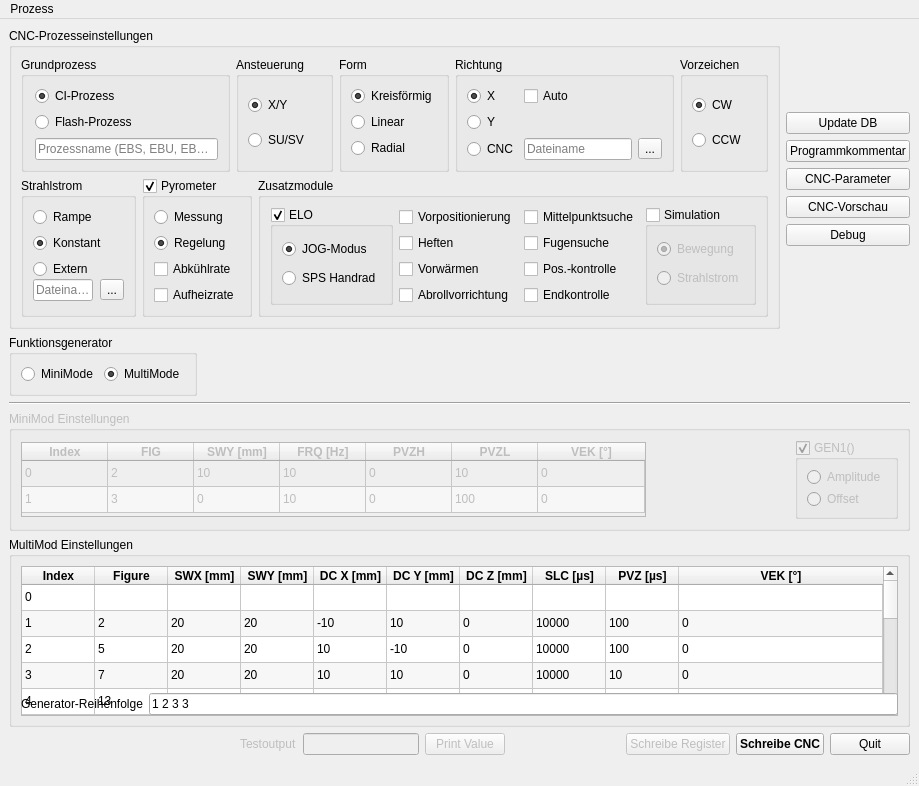
The window that src/gui_mumo_gen.ui (lhalb/cncBuilder) describes before a commit, drawn with Qt 5.
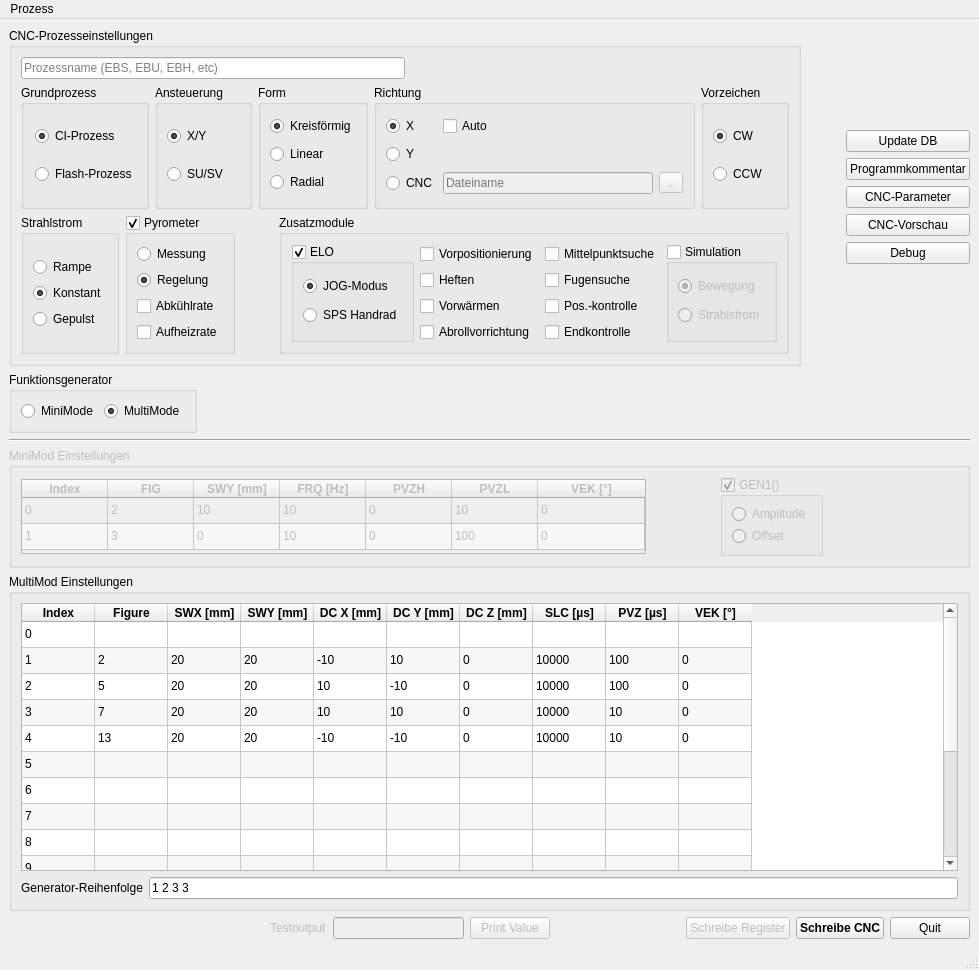
The same window after the commit.

Patch:
```diff
--- a/src/gui_mumo_gen.ui
+++ b/src/gui_mumo_gen.ui
@@ -6,10 +6,16 @@
    <rect>
     <x>0</x>
     <y>0</y>
-    <width>845</width>
-    <height>786</height>
+    <width>979</width>
+    <height>970</height>
    </rect>
   </property>
+  <property name="sizePolicy">
+   <sizepolicy hsizetype="Preferred" vsizetype="Preferred">
+    <horstretch>0</horstretch>
+    <verstretch>0</verstretch>
+   </sizepolicy>
+  </property>
   <property name="minimumSize">
    <size>
     <width>0</width>
@@ -19,6 +25,12 @@
   <property name="windowTitle">
    <string>CNC-Prozesserstellung</string>
   </property>
+  <property name="animated">
+   <bool>false</bool>
+  </property>
+  <property name="documentMode">
+   <bool>false</bool>
+  </property>
   <widget class="QWidget" name="centralwidget">
    <layout class="QVBoxLayout" name="verticalLayout_7">
     <item>
@@ -32,6 +44,36 @@
          <string>CNC-Prozesseinstellungen</string>
         </property>
         <layout class="QVBoxLayout" name="verticalLayout_3">
+         <item>
+          <layout class="QHBoxLayout" name="horizontalLayout_10">
+           <property name="leftMargin">
+            <number>0</number>
+           </property>
+           <property name="topMargin">
+            <number>0</number>
+           </property>
+           <item>
+            <widget class="QLineEdit" name="txt_proz_name">
+             <property name="placeholderText">
+              <string>Prozessname (EBS, EBU, EBH, etc)</string>
+             </property>
+            </widget>
+           </item>
+           <item>
+            <spacer name="horizontalSpacer_8">
+             <property name="orientation">
+              <enum>Qt::Horizontal</enum>
+             </property>
+             <property name="sizeHint" stdset="0">
+              <size>
+               <width>40</width>
+               <height>20</height>
+              </size>
+             </property>
+            </spacer>
+           </item>
+          </layout>
+         </item>
          <item>
           <layout class="QHBoxLayout" name="horizontalLayout_7">
            <property name="bottomMargin">
@@ -69,13 +111,6 @@
                 </property>
                </widget>
               </item>
-              <item>
-               <widget class="QLineEdit" name="txt_proz_name">
-                <property name="placeholderText">
-                 <string>Prozessname (EBS, EBU, EBH, etc)</string>
-                </property>
-               </widget>
-              </item>
              </layout>
             </widget>
            </item>
@@ -152,8 +187,48 @@
                 <property name="bottomMargin">
                  <number>0</number>
                 </property>
+                <item row="1" column="1">
+                 <widget class="QCheckBox" name="cb_auto">
+                  <property name="toolTip">
+                   <string>&lt;html&gt;&lt;head/&gt;&lt;body&gt;&lt;p&gt;Fahre ohne Einrichtung in eine bestimmte Richtung.&lt;/p&gt;&lt;p&gt;ELO wird nur zum Anfahren der Anfangsposition genutzt.&lt;/p&gt;&lt;/body&gt;&lt;/html&gt;</string>
+                  </property>
+                  <property name="text">
+                   <string>Auto</string>
+                  </property>
+                 </widget>
+                </item>
+                <item row="1" column="0">
+                 <widget class="QRadioButton" name="rb_dir_x">
+                  <property name="text">
+                   <string>X</string>
+                  </property>
+                  <property name="checked">
+                   <bool>true</bool>
+                  </property>
+                 </widget>
+                </item>
+                <item row="2" column="0">
+                 <widget class="QRadioButton" name="rb_dir_y">
+                  <property name="text">
+                   <string>Y</string>
+                  </property>
+                 </widget>
+                </item>
+                <item row="3" column="2">
+                 <widget class="QToolButton" name="tb_ext_cnc">
+                  <property name="enabled">
+                   <bool>false</bool>
+                  </property>
+                  <property name="text">
+                   <string>...</string>
+                  </property>
+                 </widget>
+                </item>
                 <item row="3" column="1">
                  <widget class="QLineEdit" name="txt_ext_cnc">
+                  <property name="enabled">
+                   <bool>false</bool>
+                  </property>
                   <property name="sizePolicy">
                    <sizepolicy hsizetype="MinimumExpanding" vsizetype="Fixed">
                     <horstretch>0</horstretch>
@@ -171,33 +246,6 @@
                   </property>
                  </widget>
                 </item>
-                <item row="2" column="0">
-                 <widget class="QRadioButton" name="rb_dir_y">
-                  <property name="text">
-                   <string>Y</string>
-                  </property>
-                 </widget>
-                </item>
-                <item row="1" column="0">
-                 <widget class="QRadioButton" name="rb_dir_x">
-                  <property name="text">
-                   <string>X</string>
-                  </property>
-                  <property name="checked">
-                   <bool>true</bool>
-                  </property>
-                 </widget>
-                </item>
-                <item row="1" column="1">
-                 <widget class="QCheckBox" name="cb_auto">
-                  <property name="toolTip">
-                   <string>&lt;html&gt;&lt;head/&gt;&lt;body&gt;&lt;p&gt;Fahre ohne Einrichtung in eine bestimmte Richtung.&lt;/p&gt;&lt;p&gt;ELO wird nur zum Anfahren der Anfangsposition genutzt.&lt;/p&gt;&lt;/body&gt;&lt;/html&gt;</string>
-                  </property>
-                  <property name="text">
-                   <string>Auto</string>
-                  </property>
-                 </widget>
-                </item>
                 <item row="3" column="0">
                  <widget class="QRadioButton" name="rb_cnc_ext">
                   <property name="text">
@@ -205,13 +253,6 @@
                   </property>
                  </widget>
                 </item>
-                <item row="3" column="2">
-                 <widget class="QToolButton" name="tb_ext_cnc">
-                  <property name="text">
-                   <string>...</string>
-                  </property>
-                 </widget>
-                </item>
                </layout>
               </item>
              </layout>
@@ -248,54 +289,37 @@
          <item>
           <layout class="QHBoxLayout" name="horizontalLayout_5">
            <item>
-            <widget class="QGroupBox" name="groupBox_9">
+            <widget class="QGroupBox" name="gb_strahlstrom">
              <property name="title">
               <string>Strahlstrom</string>
              </property>
              <layout class="QVBoxLayout" name="verticalLayout_5">
               <item>
-               <widget class="QRadioButton" name="rb_ib_ramp">
-                <property name="text">
-                 <string>Rampe</string>
-                </property>
-               </widget>
-              </item>
-              <item>
-               <widget class="QRadioButton" name="rb_ib_const">
-                <property name="text">
-                 <string>Konstant</string>
-                </property>
-                <property name="checked">
-                 <bool>true</bool>
-                </property>
-               </widget>
-              </item>
-              <item>
-               <layout class="QFormLayout" name="formLayout">
-                <property name="horizontalSpacing">
-                 <number>7</number>
-                </property>
-                <property name="verticalSpacing">
+               <layout class="QGridLayout" name="gridLayout_3">
+                <property name="topMargin">
                  <number>0</number>
                 </property>
-                <item row="0" column="0">
-                 <widget class="QRadioButton" name="rb_ib_ext">
-                  <property name="text">
-                   <string>Extern</string>
-                  </property>
-                 </widget>
-                </item>
                 <item row="1" column="0">
-                 <widget class="QLineEdit" name="txt_ext_ib">
-                  <property name="placeholderText">
-                   <string>Dateiname</string>
+                 <widget class="QRadioButton" name="rb_ib_const">
+                  <property name="text">
+                   <string>Konstant</string>
                   </property>
+                  <property name="checked">
+                   <bool>true</bool>
+                  </property>
                  </widget>
                 </item>
-                <item row="1" column="1">
-                 <widget class="QToolButton" name="tb_ib_ext">
+                <item row="0" column="0">
+                 <widget class="QRadioButton" name="rb_ib_ramp">
                   <property name="text">
-                   <string>...</string>
+                   <string>Rampe</string>
+                  </property>
+                 </widget>
+                </item>
+                <item row="2" column="0">
+                 <widget class="QRadioButton" name="radioButton_3">
+                  <property name="text">
+                   <string>Gepulst</string>
                   </property>
                  </widget>
                 </item>
@@ -762,12 +786,12 @@
            <property name="alternatingRowColors">
             <bool>true</bool>
            </property>
-           <attribute name="horizontalHeaderDefaultSectionSize">
-            <number>86</number>
-           </attribute>
            <attribute name="horizontalHeaderMinimumSectionSize">
             <number>71</number>
            </attribute>
+           <attribute name="horizontalHeaderDefaultSectionSize">
+            <number>86</number>
+           </attribute>
            <attribute name="horizontalHeaderShowSortIndicator" stdset="0">
             <bool>true</bool>
            </attribute>
@@ -984,6 +1008,32 @@
            </layout>
           </widget>
          </item>
+         <item>
+          <spacer name="horizontalSpacer_9">
+           <property name="orientation">
+            <enum>Qt::Horizontal</enum>
+           </property>
+           <property name="sizeHint" stdset="0">
+            <size>
+             <width>40</width>
+             <height>20</height>
+            </size>
+           </property>
+          </spacer>
+         </item>
+         <item>
+          <spacer name="horizontalSpacer_10">
+           <property name="orientation">
+            <enum>Qt::Horizontal</enum>
+           </property>
+           <property name="sizeHint" stdset="0">
+            <size>
+             <width>40</width>
+             <height>20</height>
+            </size>
+           </property>
+          </spacer>
+         </item>
         </layout>
        </item>
       </layout>
@@ -1015,7 +1065,7 @@
       <property name="checkable">
        <bool>false</bool>
       </property>
-      <layout class="QVBoxLayout" name="verticalLayout_8">
+      <layout class="QHBoxLayout" name="horizontalLayout_12">
        <item>
         <layout class="QVBoxLayout" name="verticalLayout">
          <item>
@@ -1028,7 +1078,7 @@
            </property>
            <property name="minimumSize">
             <size>
-             <width>0</width>
+             <width>754</width>
              <height>150</height>
             </size>
            </property>
@@ -1072,7 +1122,7 @@
             <bool>true</bool>
            </attribute>
            <attribute name="horizontalHeaderStretchLastSection">
-            <bool>true</bool>
+            <bool>false</bool>
            </attribute>
            <attribute name="verticalHeaderVisible">
             <bool>false</bool>
@@ -1737,8 +1787,8 @@
     <rect>
      <x>0</x>
      <y>0</y>
-     <width>845</width>
-     <height>21</height>
+     <width>979</width>
+     <height>26</height>
     </rect>
    </property>
    <widget class="QMenu" name="menuDatei">
```
